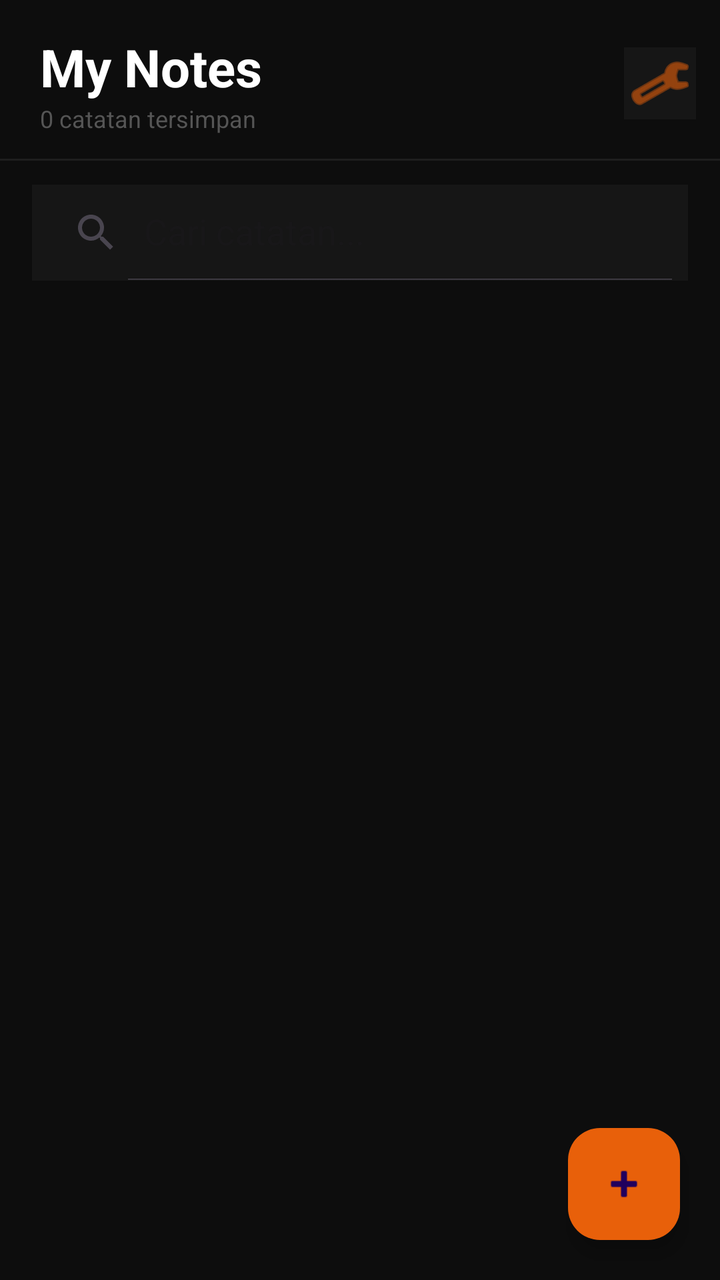
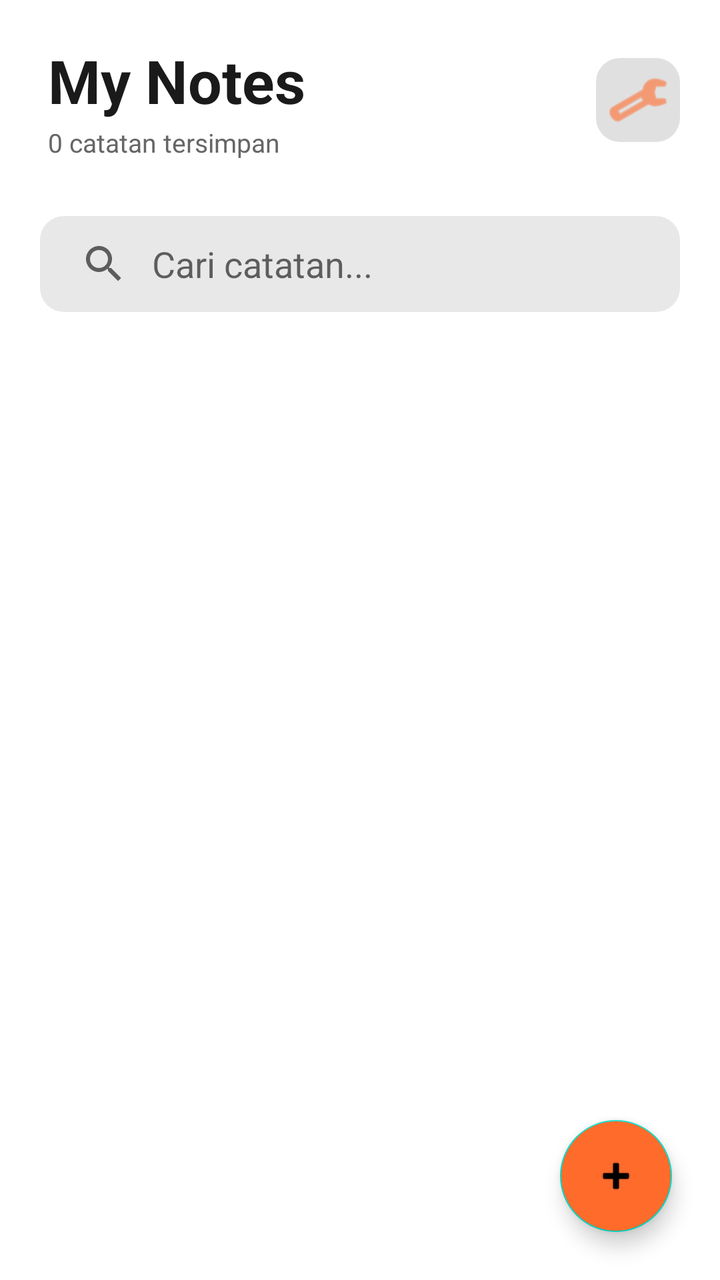

Compare the two renders of this Android layout. The source of the first and the diff that turns it into the second are given below.
<!-- AndroidManifest.xml: application theme Theme.NotesApp -->
<!-- res/layout/fragment_notes.xml -->
<?xml version="1.0" encoding="utf-8"?>
<androidx.constraintlayout.widget.ConstraintLayout
    xmlns:android="http://schemas.android.com/apk/res/android"
    xmlns:app="http://schemas.android.com/apk/res-auto"
    android:layout_width="match_parent"
    android:layout_height="match_parent"
    android:background="#0D0D0D">

    <LinearLayout
        android:id="@+id/layoutHeader"
        android:layout_width="match_parent"
        android:layout_height="wrap_content"
        android:orientation="horizontal"
        android:gravity="center_vertical"
        android:paddingStart="20dp"
        android:paddingEnd="12dp"
        android:paddingTop="16dp"
        android:paddingBottom="12dp"
        app:layout_constraintTop_toTopOf="parent">

        <LinearLayout
            android:layout_width="0dp"
            android:layout_height="wrap_content"
            android:layout_weight="1"
            android:orientation="vertical">

            <TextView
                android:layout_width="wrap_content"
                android:layout_height="wrap_content"
                android:text="My Notes"
                android:textColor="#FFFFFF"
                android:textSize="26sp"
                android:textStyle="bold"/>

            <TextView
                android:id="@+id/tvNoteCount"
                android:layout_width="wrap_content"
                android:layout_height="wrap_content"
                android:text="0 catatan tersimpan"
                android:textColor="#555555"
                android:textSize="12sp"/>
        </LinearLayout>

        <ImageButton
            android:id="@+id/btnSettings"
            android:layout_width="36dp"
            android:layout_height="36dp"
            android:background="#161616"
            android:src="@android:drawable/ic_menu_preferences"
            android:tint="#E8600A"/>

    </LinearLayout>

    <View
        android:id="@+id/divider"
        android:layout_width="match_parent"
        android:layout_height="1dp"
        android:background="#1E1E1E"
        app:layout_constraintTop_toBottomOf="@id/layoutHeader"/>

    <androidx.appcompat.widget.SearchView
        android:id="@+id/searchView"
        android:layout_width="0dp"
        android:layout_height="48dp"
        android:layout_marginStart="16dp"
        android:layout_marginEnd="16dp"
        android:layout_marginTop="12dp"
        android:background="#161616"
        app:iconifiedByDefault="false"
        app:queryHint="Cari catatan..."
        app:layout_constraintTop_toBottomOf="@id/divider"
        app:layout_constraintStart_toStartOf="parent"
        app:layout_constraintEnd_toEndOf="parent"/>

    <ProgressBar
        android:id="@+id/progressBar"
        android:layout_width="wrap_content"
        android:layout_height="wrap_content"
        android:indeterminateTint="#E8600A"
        android:visibility="gone"
        app:layout_constraintTop_toTopOf="parent"
        app:layout_constraintBottom_toBottomOf="parent"
        app:layout_constraintStart_toStartOf="parent"
        app:layout_constraintEnd_toEndOf="parent"/>

    <LinearLayout
        android:id="@+id/layoutEmpty"
        android:layout_width="wrap_content"
        android:layout_height="wrap_content"
        android:orientation="vertical"
        android:gravity="center"
        android:visibility="gone"
        app:layout_constraintTop_toTopOf="parent"
        app:layout_constraintBottom_toBottomOf="parent"
        app:layout_constraintStart_toStartOf="parent"
        app:layout_constraintEnd_toEndOf="parent">

        <TextView
            android:layout_width="wrap_content"
            android:layout_height="wrap_content"
            android:text="📝"
            android:textSize="48sp"/>

        <TextView
            android:layout_width="wrap_content"
            android:layout_height="wrap_content"
            android:text="Belum ada catatan"
            android:textColor="#FFFFFF"
            android:textSize="16sp"
            android:textStyle="bold"
            android:layout_marginTop="12dp"/>

        <TextView
            android:layout_width="wrap_content"
            android:layout_height="wrap_content"
            android:text="Tap tombol + untuk mulai"
            android:textColor="#555555"
            android:textSize="13sp"
            android:layout_marginTop="6dp"/>
    </LinearLayout>

    <androidx.recyclerview.widget.RecyclerView
        android:id="@+id/recyclerView"
        android:layout_width="0dp"
        android:layout_height="0dp"
        android:layout_marginTop="8dp"
        android:paddingBottom="80dp"
        android:clipToPadding="false"
        android:visibility="gone"
        app:layout_constraintTop_toBottomOf="@id/searchView"
        app:layout_constraintBottom_toBottomOf="parent"
        app:layout_constraintStart_toStartOf="parent"
        app:layout_constraintEnd_toEndOf="parent"/>

    <com.google.android.material.floatingactionbutton.FloatingActionButton
        android:id="@+id/fabAdd"
        android:layout_width="wrap_content"
        android:layout_height="wrap_content"
        android:layout_marginEnd="20dp"
        android:layout_marginBottom="20dp"
        android:backgroundTint="#E8600A"
        android:src="@android:drawable/ic_input_add"
        android:tint="#FFFFFF"
        app:layout_constraintEnd_toEndOf="parent"
        app:layout_constraintBottom_toBottomOf="parent"/>

</androidx.constraintlayout.widget.ConstraintLayout>
<!-- resources referenced by this layout -->
<resources>
  <style name="Theme.NotesApp" parent="Base.Theme.NotesApp" />
  <style name="Base.Theme.NotesApp" parent="Theme.Material3.DayNight.NoActionBar">
          
          
      </style>
</resources>

<!-- the commit's change to res/layout/fragment_notes.xml (unified diff, before → after) -->
@@ -4,71 +4,89 @@
     xmlns:app="http://schemas.android.com/apk/res-auto"
     android:layout_width="match_parent"
     android:layout_height="match_parent"
-    android:background="#0D0D0D">
+    android:background="@color/colorBackground">
 
     <LinearLayout
         android:id="@+id/layoutHeader"
         android:layout_width="match_parent"
         android:layout_height="wrap_content"
-        android:orientation="horizontal"
-        android:gravity="center_vertical"
-        android:paddingStart="20dp"
-        android:paddingEnd="12dp"
-        android:paddingTop="16dp"
-        android:paddingBottom="12dp"
+        android:orientation="vertical"
+        android:paddingStart="24dp"
+        android:paddingEnd="20dp"
+        android:paddingTop="20dp"
+        android:paddingBottom="16dp"
+        android:background="@color/colorBackground"
         app:layout_constraintTop_toTopOf="parent">
 
         <LinearLayout
-            android:layout_width="0dp"
+            android:layout_width="match_parent"
             android:layout_height="wrap_content"
-            android:layout_weight="1"
-            android:orientation="vertical">
+            android:orientation="horizontal"
+            android:gravity="center_vertical">
 
-            <TextView
-                android:layout_width="wrap_content"
+            <LinearLayout
+                android:layout_width="0dp"
                 android:layout_height="wrap_content"
-                android:text="My Notes"
-                android:textColor="#FFFFFF"
-                android:textSize="26sp"
-                android:textStyle="bold"/>
+                android:layout_weight="1"
+                android:orientation="vertical">
 
-            <TextView
-                android:id="@+id/tvNoteCount"
-                android:layout_width="wrap_content"
-                android:layout_height="wrap_content"
-                android:text="0 catatan tersimpan"
-                android:textColor="#555555"
-                android:textSize="12sp"/>
+                <TextView
+                    android:layout_width="wrap_content"
+                    android:layout_height="wrap_content"
+                    android:text="My Notes"
+                    android:textColor="@color/colorTextPrimary"
+                    android:textSize="30sp"
+                    android:textStyle="bold"/>
+
+                <TextView
+                    android:id="@+id/tvNoteCount"
+                    android:layout_width="wrap_content"
+                    android:layout_height="wrap_content"
+                    android:text="0 catatan tersimpan"
+                    android:textColor="@color/colorTextSecondary"
+                    android:textSize="13sp"
+                    android:layout_marginTop="2dp"/>
+            </LinearLayout>
+
+            <ImageButton
+                android:id="@+id/btnSettings"
+                android:layout_width="42dp"
+                android:layout_height="42dp"
+                android:background="@drawable/bg_icon_button"
+                android:src="@android:drawable/ic_menu_preferences"
+                android:tint="@color/colorAccent"
+                android:padding="10dp"/>
         </LinearLayout>
-
-        <ImageButton
-            android:id="@+id/btnSettings"
-            android:layout_width="36dp"
-            android:layout_height="36dp"
-            android:background="#161616"
-            android:src="@android:drawable/ic_menu_preferences"
-            android:tint="#E8600A"/>
-
     </LinearLayout>
 
-    <View
-        android:id="@+id/divider"
-        android:layout_width="match_parent"
-        android:layout_height="1dp"
-        android:background="#1E1E1E"
-        app:layout_constraintTop_toBottomOf="@id/layoutHeader"/>
+    <TextView
+        android:id="@+id/networkBanner"
+        android:layout_width="0dp"
+        android:layout_height="wrap_content"
+        android:text="⚠️  Tidak ada koneksi internet"
+        android:textColor="#FFFFFF"
+        android:textSize="12sp"
+        android:textStyle="bold"
+        android:gravity="center"
+        android:padding="10dp"
+        android:background="#C0392B"
+        android:visibility="gone"
+        app:layout_constraintTop_toBottomOf="@id/layoutHeader"
+        app:layout_constraintStart_toStartOf="parent"
+        app:layout_constraintEnd_toEndOf="parent"/>
 
     <androidx.appcompat.widget.SearchView
         android:id="@+id/searchView"
         android:layout_width="0dp"
         android:layout_height="48dp"
-        android:layout_marginStart="16dp"
-        android:layout_marginEnd="16dp"
+        android:layout_marginStart="20dp"
+        android:layout_marginEnd="20dp"
         android:layout_marginTop="12dp"
-        android:background="#161616"
+        android:background="@drawable/bg_search"
         app:iconifiedByDefault="false"
         app:queryHint="Cari catatan..."
-        app:layout_constraintTop_toBottomOf="@id/divider"
+        app:queryBackground="@android:color/transparent"
+        app:layout_constraintTop_toBottomOf="@id/networkBanner"
         app:layout_constraintStart_toStartOf="parent"
         app:layout_constraintEnd_toEndOf="parent"/>
 
@@ -76,7 +94,7 @@
         android:id="@+id/progressBar"
         android:layout_width="wrap_content"
         android:layout_height="wrap_content"
-        android:indeterminateTint="#E8600A"
+        android:indeterminateTint="@color/colorAccent"
         android:visibility="gone"
         app:layout_constraintTop_toTopOf="parent"
         app:layout_constraintBottom_toBottomOf="parent"
@@ -99,24 +117,24 @@
             android:layout_width="wrap_content"
             android:layout_height="wrap_content"
             android:text="📝"
-            android:textSize="48sp"/>
+            android:textSize="56sp"/>
 
         <TextView
             android:layout_width="wrap_content"
             android:layout_height="wrap_content"
             android:text="Belum ada catatan"
-            android:textColor="#FFFFFF"
-            android:textSize="16sp"
+            android:textColor="@color/colorTextPrimary"
+            android:textSize="18sp"
             android:textStyle="bold"
-            android:layout_marginTop="12dp"/>
+            android:layout_marginTop="16dp"/>
 
         <TextView
             android:layout_width="wrap_content"
             android:layout_height="wrap_content"
-            android:text="Tap tombol + untuk mulai"
-            android:textColor="#555555"
-            android:textSize="13sp"
-            android:layout_marginTop="6dp"/>
+            android:text="Tap tombol + untuk mulai menulis"
+            android:textColor="@color/colorTextSecondary"
+            android:textSize="14sp"
+            android:layout_marginTop="8dp"/>
     </LinearLayout>
 
     <androidx.recyclerview.widget.RecyclerView
@@ -124,7 +142,8 @@
         android:layout_width="0dp"
         android:layout_height="0dp"
         android:layout_marginTop="8dp"
-        android:paddingBottom="80dp"
+        android:paddingBottom="100dp"
+        android:paddingTop="4dp"
         android:clipToPadding="false"
         android:visibility="gone"
         app:layout_constraintTop_toBottomOf="@id/searchView"
@@ -136,9 +155,9 @@
         android:id="@+id/fabAdd"
         android:layout_width="wrap_content"
         android:layout_height="wrap_content"
-        android:layout_marginEnd="20dp"
-        android:layout_marginBottom="20dp"
-        android:backgroundTint="#E8600A"
+        android:layout_marginEnd="24dp"
+        android:layout_marginBottom="24dp"
+        android:backgroundTint="@color/colorAccent"
         android:src="@android:drawable/ic_input_add"
         android:tint="#FFFFFF"
         app:layout_constraintEnd_toEndOf="parent"
<!-- resource entries referenced after the edit -->
@@ -1,9 +1,30 @@
 <!-- resources referenced by this layout -->
 <resources>
-  <style name="Theme.NotesApp" parent="Base.Theme.NotesApp" />
-  <style name="Base.Theme.NotesApp" parent="Theme.Material3.DayNight.NoActionBar">
-          
-          
+  <color name="colorAccent">#FF6B2B</color>
+  <color name="colorBackground">#FFFFFF</color>
+  <color name="colorTextPrimary">#1A1A1A</color>
+  <color name="colorTextSecondary">#666666</color>
+  <!-- drawable bg_icon_button (drawable) -->
+  <?xml version="1.0" encoding="utf-8"?>
+  <shape xmlns:android="http://schemas.android.com/apk/res/android"
+      android:shape="rectangle">
+      <solid android:color="@color/colorIconBg"/>
+      <corners android:radius="12dp"/>
+  </shape>
+  <!-- drawable bg_search (drawable) -->
+  <?xml version="1.0" encoding="utf-8"?>
+  <shape xmlns:android="http://schemas.android.com/apk/res/android"
+      android:shape="rectangle">
+      <solid android:color="@color/colorInputBg"/>
+      <corners android:radius="12dp"/>
+  </shape>
+  <style name="Theme.NotesApp" parent="Theme.MaterialComponents.DayNight.NoActionBar">
+          <item name="colorPrimary">@color/colorAccent</item>
+          <item name="colorPrimaryVariant">@color/colorAccent</item>
+          <item name="colorOnPrimary">#FFFFFF</item>
+          <item name="android:windowBackground">@color/colorBackground</item>
       </style>
+  <color name="colorIconBg">#E0E0E0</color>
+  <color name="colorInputBg">#E8E8E8</color>
 </resources>
 
